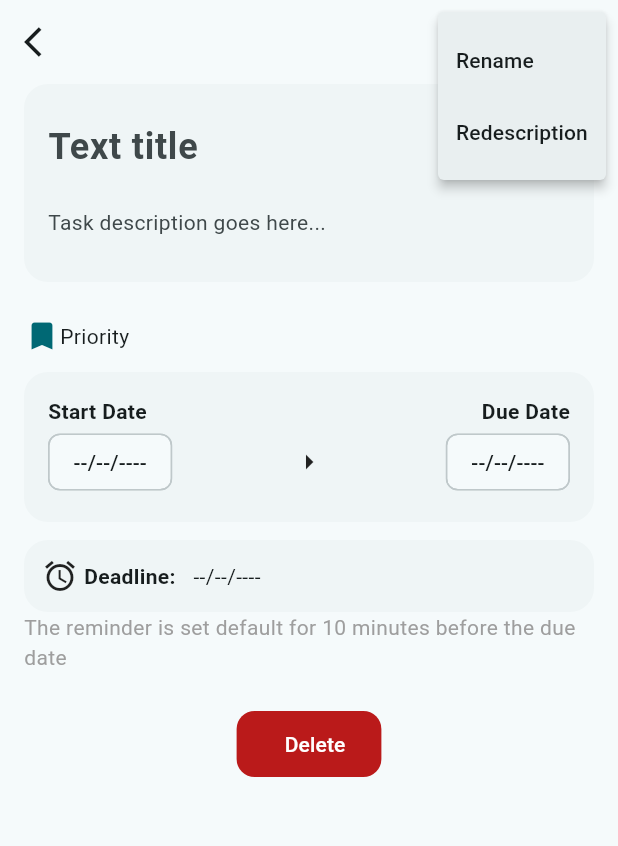
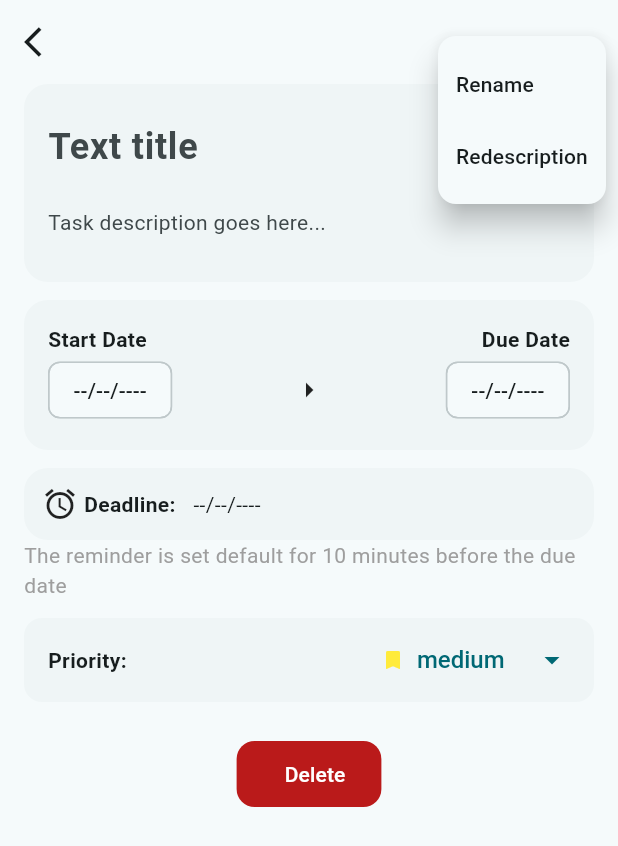
Before and after one commit to minhkhang1505/flutter_exercise1_todolist, a Flutter app: the TaskDetailScreen screen opened directly with empty values, after a tap on the "keyboard control" icon, on a phone screen of 412 x 824 dp. Shown: the top 846 px of the screen. Run offline on Flutter 3.47's test engine with Material 3 defaults, Android fonts, the phone set to English and light mode, and no system bars; our stand-ins replace flutter_local_notifications, google_fonts, permission_handler, sqflite, timezone; accounts and stored records are empty.

Commit message:
feat: Enhance TaskDetailScreen UI with improved PopupMenuButton and add PriorityWidget; refactor TaskItem to StatefulWidget for better state management

```diff
--- /dev/null
+++ b/devtools_options.yaml
@@ -0,0 +1,3 @@
+description: This file stores settings for Dart & Flutter DevTools.
+documentation: https://docs.flutter.dev/tools/devtools/extensions#configure-extension-enablement-states
+extensions:
--- a/lib/presentation/screens/taskdetail/task_detail_screen.dart
+++ b/lib/presentation/screens/taskdetail/task_detail_screen.dart
@@ -144,7 +144,16 @@ class _TaskDetailScreenState extends State<TaskDetailScreen>
         ),
         actions: [
           PopupMenuButton<String>(
-            icon: Icon(Icons.more_horiz),
+            icon: Icon(
+              Icons.more_horiz,
+              color: Theme.of(context).colorScheme.primary,
+            ),
+            color: Theme.of(context).colorScheme.surface,
+            shape: RoundedRectangleBorder(
+              borderRadius: BorderRadius.circular(12),
+            ),
+            elevation: 8,
+            offset: const Offset(0, 20),
             onSelected: (value) {
               if (value == 'rename') {
                 _showRenameDialog();
@@ -153,10 +162,27 @@ class _TaskDetailScreenState extends State<TaskDetailScreen>
               }
             },
             itemBuilder: (context) => [
-              PopupMenuItem(value: 'rename', child: Text('Rename')),
+              PopupMenuItem(
+                value: 'rename',
+                child: Row(
+                  children: [
+                    Text(
+                      'Rename',
+                      style: TextStyle(fontWeight: FontWeight.w500),
+                    ),
+                  ],
+                ),
+              ),
               PopupMenuItem(
                 value: 'redescription',
-                child: Text('Redescription'),
+                child: Row(
+                  children: [
+                    Text(
+                      'Redescription',
+                      style: TextStyle(fontWeight: FontWeight.w500),
+                    ),
+                  ],
+                ),
               ),
             ],
           ),
@@ -172,8 +198,7 @@ class _TaskDetailScreenState extends State<TaskDetailScreen>
                   titleController: _titleController,
                   descriptionController: _descriptionController,
                 ),
-                SizedBox(height: 24),
-                PriorityWidget(),
+
                 SizedBox(height: 12),
                 DateSelectionWidget(
                   selectedStartDate: selectedStartDate,
@@ -188,6 +213,8 @@ class _TaskDetailScreenState extends State<TaskDetailScreen>
                   onSelectTime: _selectTime,
                 ),
                 ReminderTextWidget(),
+                SizedBox(height: 12),
+                PriorityWidget(),
                 SizedBox(height: 24),
                 DangerButton(label: 'Delete', onPressed: _deleteTask),
               ],
--- a/lib/presentation/viewmodels/tasks_viewmodel.dart
+++ b/lib/presentation/viewmodels/tasks_viewmodel.dart
@@ -33,6 +33,7 @@ class TasksViewModel extends ChangeNotifier {
   /// Toggle task completion status
   void toggleTaskCompletion(int taskId, bool? value) {
     _completedTasks[taskId] = value ?? false;
+    notifyListeners();
   }
 
   /// Add a new task to the list
@@ -47,5 +48,4 @@ class TasksViewModel extends ChangeNotifier {
     _completedTasks.clear();
     notifyListeners();
   }
-
 }
--- a/lib/presentation/widgets/taskdetail/priority_widget.dart
+++ b/lib/presentation/widgets/taskdetail/priority_widget.dart
@@ -1,4 +1,5 @@
 import 'package:flutter/material.dart';
+import 'package:flutter_exercise1_todolist/core/enums/priority_type.dart';
 
 class PriorityWidget extends StatelessWidget {
   const PriorityWidget({super.key});
@@ -6,10 +7,93 @@ class PriorityWidget extends StatelessWidget {
   @override
   Widget build(BuildContext context) {
     final colorScheme = Theme.of(context).colorScheme;
+    return Container(
+      padding: const EdgeInsets.symmetric(horizontal: 16, vertical: 4),
+      decoration: BoxDecoration(
+        borderRadius: BorderRadius.circular(12),
+        color: colorScheme.surfaceContainerLow,
+      ),
+      child: DropDownMenuPriority(
+        initialValue: PriorityType.medium,
+        onChanged: (priority) {
+          // Handle priority change
+        },
+      ),
+    );
+  }
+}
+
+class DropDownMenuPriority extends StatefulWidget {
+  final PriorityType? initialValue;
+  final ValueChanged<PriorityType?>? onChanged;
+
+  const DropDownMenuPriority({super.key, this.initialValue, this.onChanged});
+
+  @override
+  State<DropDownMenuPriority> createState() => _DropDownMenuPriorityState();
+}
+
+class _DropDownMenuPriorityState extends State<DropDownMenuPriority> {
+  PriorityType? selectedPriority;
+
+  @override
+  void initState() {
+    super.initState();
+    selectedPriority = widget.initialValue;
+  }
+
+  @override
+  Widget build(BuildContext context) {
+    final ColorScheme colorScheme = Theme.of(context).colorScheme;
     return Row(
-      children: [
-        Icon(Icons.bookmark, color: colorScheme.primary),
-        Text("Priority"),
+      mainAxisAlignment: MainAxisAlignment.spaceBetween,
+      children: <Widget>[
+        Text(
+          'Priority:',
+          style: TextStyle(
+            color: colorScheme.onSurface,
+            fontWeight: FontWeight.bold,
+          ),
+        ),
+        const SizedBox(width: 8),
+        DropdownButton<PriorityType>(
+          value: selectedPriority,
+          hint: const Text('Select Priority'),
+          items: PriorityType.values
+              .map(
+                (priority) => DropdownMenuItem(
+                  value: priority,
+                  child: Row(
+                    children: [
+                      Icon(Icons.bookmark, color: priority.color, size: 16),
+                      const SizedBox(width: 8),
+                      Text(
+                        priority.name,
+                        style: TextStyle(fontWeight: FontWeight.w500),
+                      ),
+                    ],
+                  ),
+                ),
+              )
+              .toList(),
+          onChanged: (PriorityType? priority) {
+            setState(() {
+              selectedPriority = priority;
+            });
+            if (widget.onChanged != null) {
+              widget.onChanged!(priority);
+            }
+          },
+          style: TextStyle(
+            color: colorScheme.primary,
+            fontWeight: FontWeight.w600,
+            fontSize: 16,
+          ),
+          dropdownColor: colorScheme.surface,
+          borderRadius: BorderRadius.circular(12),
+          icon: Icon(Icons.arrow_drop_down, color: colorScheme.primary),
+          underline: Container(height: 0, color: colorScheme.primary),
+        ),
       ],
     );
   }
```
Also changed, not shown: lib/presentation/widgets/tasks/task_item.dart (+18 -13 lines), test.dart (added, +150 -0 lines).
